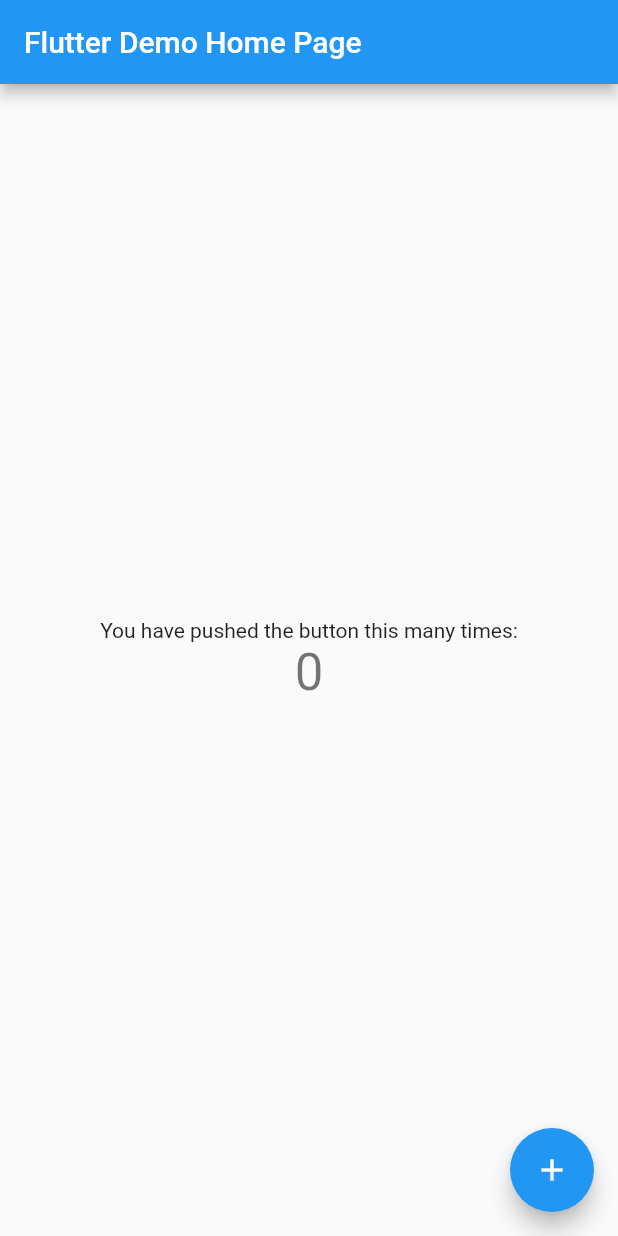
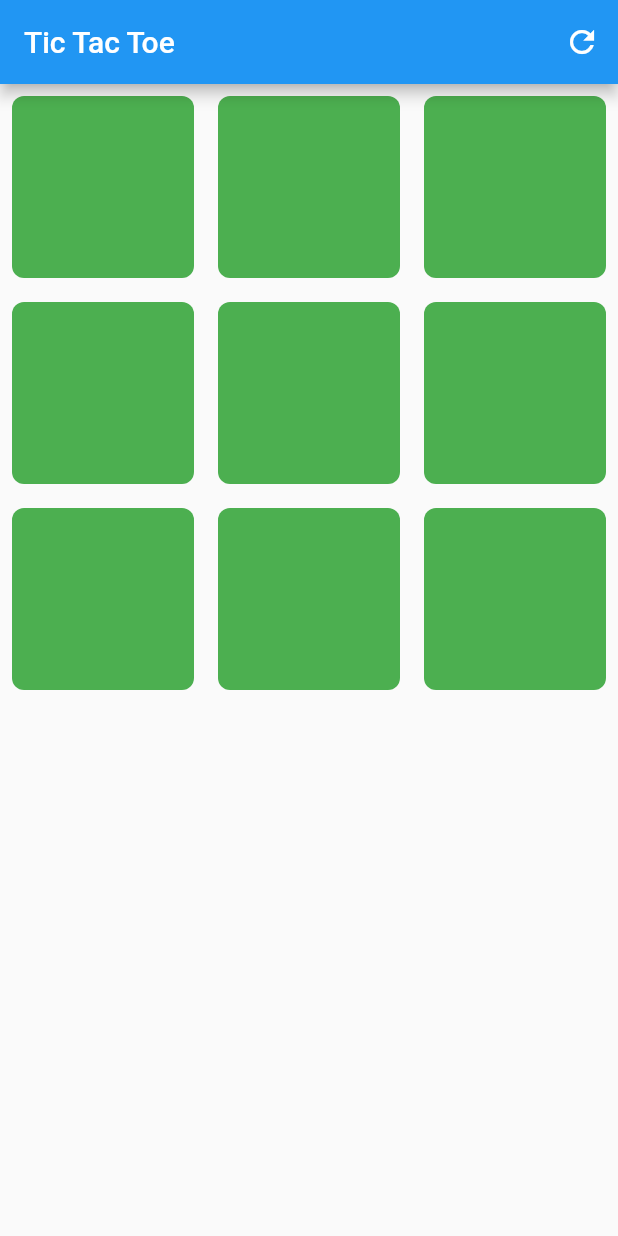
Before and after one commit to mohit-2003/Tic-Tac-Toe-Flutter-, a Flutter app: the screen it shows after launch, on a phone screen of 412 x 824 dp. Run offline on Flutter 3.47's test engine with Material 2 defaults, Android fonts, the light colour scheme and no system bars.

Commit message:
added grid view + restart + on tap

```diff
--- a/analysis_options.yaml
+++ b/analysis_options.yaml
@@ -22,6 +22,9 @@
   # `// ignore_for_file: name_of_lint` syntax on the line or in the file
   # producing the lint.
   rules:
+    prefer_const_constructors: false
+    unnecessary_new: false
+    curly_braces_in_flow_control_structures: false
     # avoid_print: false  # Uncomment to disable the `avoid_print` rule
     # prefer_single_quotes: true  # Uncomment to enable the `prefer_single_quotes` rule
 
--- a/lib/main.dart
+++ b/lib/main.dart
@@ -1,4 +1,5 @@
 import 'package:flutter/material.dart';
+import 'package:tic_tac_toe/pages/home_page.dart';
 
 void main() {
   runApp(const MyApp());
@@ -10,106 +11,9 @@
   // This widget is the root of your application.
   @override
   Widget build(BuildContext context) {
-    return MaterialApp(
-      title: 'Flutter Demo',
-      theme: ThemeData(
-        // This is the theme of your application.
-        //
-        // Try running your application with "flutter run". You'll see the
-        // application has a blue toolbar. Then, without quitting the app, try
-        // changing the primarySwatch below to Colors.green and then invoke
-        // "hot reload" (press "r" in the console where you ran "flutter run",
-        // or simply save your changes to "hot reload" in a Flutter IDE).
-        // Notice that the counter didn't reset back to zero; the application
-        // is not restarted.
-        primarySwatch: Colors.blue,
-      ),
-      home: const MyHomePage(title: 'Flutter Demo Home Page'),
+    return new MaterialApp(
+      title: 'Tic Tac Toe',
+      home: new HomePage(),
     );
   }
 }
-
-class MyHomePage extends StatefulWidget {
-  const MyHomePage({Key? key, required this.title}) : super(key: key);
-
-  // This widget is the home page of your application. It is stateful, meaning
-  // that it has a State object (defined below) that contains fields that affect
-  // how it looks.
-
-  // This class is the configuration for the state. It holds the values (in this
-  // case the title) provided by the parent (in this case the App widget) and
-  // used by the build method of the State. Fields in a Widget subclass are
-  // always marked "final".
-
-  final String title;
-
-  @override
-  State<MyHomePage> createState() => _MyHomePageState();
-}
-
-class _MyHomePageState extends State<MyHomePage> {
-  int _counter = 0;
-
-  void _incrementCounter() {
-    setState(() {
-      // This call to setState tells the Flutter framework that something has
-      // changed in this State, which causes it to rerun the build method below
-      // so that the display can reflect the updated values. If we changed
-      // _counter without calling setState(), then the build method would not be
-      // called again, and so nothing would appear to happen.
-      _counter++;
-    });
-  }
-
-  @override
-  Widget build(BuildContext context) {
-    // This method is rerun every time setState is called, for instance as done
-    // by the _incrementCounter method above.
-    //
-    // The Flutter framework has been optimized to make rerunning build methods
-    // fast, so that you can just rebuild anything that needs updating rather
-    // than having to individually change instances of widgets.
-    return Scaffold(
-      appBar: AppBar(
-        // Here we take the value from the MyHomePage object that was created by
-        // the App.build method, and use it to set our appbar title.
-        title: Text(widget.title),
-      ),
-      body: Center(
-        // Center is a layout widget. It takes a single child and positions it
-        // in the middle of the parent.
-        child: Column(
-          // Column is also a layout widget. It takes a list of children and
-          // arranges them vertically. By default, it sizes itself to fit its
-          // children horizontally, and tries to be as tall as its parent.
-          //
-          // Invoke "debug painting" (press "p" in the console, choose the
-          // "Toggle Debug Paint" action from the Flutter Inspector in Android
-          // Studio, or the "Toggle Debug Paint" command in Visual Studio Code)
-          // to see the wireframe for each widget.
-          //
-          // Column has various properties to control how it sizes itself and
-          // how it positions its children. Here we use mainAxisAlignment to
-          // center the children vertically; the main axis here is the vertical
-          // axis because Columns are vertical (the cross axis would be
-          // horizontal).
-          mainAxisAlignment: MainAxisAlignment.center,
-          children: <Widget>[
-            const Text(
-              'You have pushed the button this many times:',
-            ),
-            Text(
-              '$_counter',
-              style: Theme.of(context).textTheme.headline4,
-            ),
-          ],
-        ),
-      ),
-      floatingActionButton: FloatingActionButton(
-        onPressed: _incrementCounter,
-        tooltip: 'Increment',
-        child: const Icon(Icons.add),
-      ), // This trailing comma makes auto-formatting nicer for build methods.
-    );
-  }
-}
--- /dev/null
+++ b/lib/pages/home_page.dart
@@ -0,0 +1,70 @@
+import 'package:flutter/material.dart';
+
+class HomePage extends StatefulWidget {
+  const HomePage({Key? key}) : super(key: key);
+
+  @override
+  State<HomePage> createState() => _HomePageState();
+}
+
+class _HomePageState extends State<HomePage> {
+  final List<String> _elementList = ["", "", "", "", "", "", "", "", ""];
+  bool oTurn = true;
+
+  @override
+  Widget build(BuildContext context) {
+    return new Scaffold(
+      appBar: new AppBar(
+        title: new Text("Tic Tac Toe"),
+        actions: [
+          new IconButton(
+              onPressed: () => restartGame(), icon: new Icon(Icons.refresh))
+        ],
+      ),
+      body: new GridView.builder(
+          gridDelegate:
+              new SliverGridDelegateWithFixedCrossAxisCount(crossAxisCount: 3),
+          itemCount: 9,
+          itemBuilder: (context, index) {
+            return new Container(
+              margin: EdgeInsets.all(8),
+              child: new GestureDetector(
+                onTap: () => _onClicked(index),
+                child: new Container(
+                  decoration: new BoxDecoration(
+                      color: Colors.green,
+                      borderRadius: new BorderRadius.circular(8)),
+                  child: new Center(
+                    child: new Text(
+                      _elementList[index],
+                      style: new TextStyle(
+                          fontWeight: FontWeight.bold,
+                          fontSize: 60,
+                          color: Colors.white),
+                    ),
+                  ),
+                ),
+              ),
+            );
+          }),
+    );
+  }
+
+  void _onClicked(int index) {
+    setState(() {
+      if (oTurn && _elementList[index] == "") {
+        _elementList[index] = "0";
+        oTurn = !oTurn;
+      } else if (!oTurn && _elementList[index] == "") {
+        _elementList[index] = "X";
+        oTurn = !oTurn;
+      }
+    });
+  }
+
+  restartGame() {
+    setState(() {
+      for (int i = 0; i < _elementList.length; i++) _elementList[i] = "";
+    });
+  }
+}
```
